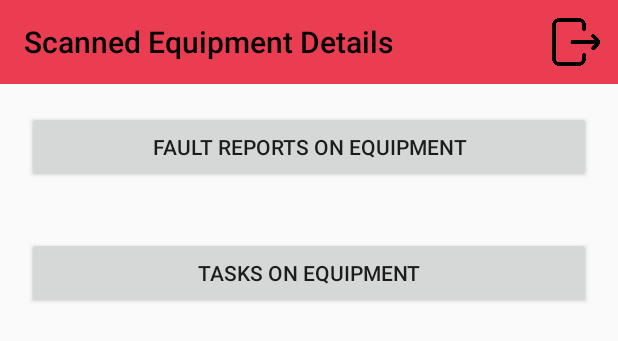
After one commit to astejobs/synergycopy, an Android app: the layout activity_qr_details.xml on its own in the app's theme, with its tools: preview values and no code run, on a phone screen of 412 x 824 dp. The commit adds this screen. Shown: the top 341 px of the screen. Run offline under Robolectric (Android 15) with nearby library versions, the phone set to English and light mode, and no system bars.

Commit message:
Added Equipment Search

```diff
--- a/app/src/main/java/com/synergy/APIClient.java
+++ b/app/src/main/java/com/synergy/APIClient.java
@@ -22,9 +22,8 @@ public class APIClient {
                 .build();
 
         Retrofit retrofit = new Retrofit.Builder()
-                //.baseUrl("http://192.168.1.112:8080/lsme//api/")
-               .baseUrl("http://ifarms.com.sg:8086/lsme/api/")
-
+                .baseUrl("http://192.168.1.112:8080/lsme/api/")
+               //.baseUrl("http://ifarms.com.sg:8086/lsme/api/")
                 .addConverterFactory(GsonConverterFactory.create(new GsonBuilder().serializeNulls().create()))
                 .client(okHttpClient)
                 .build();
--- a/app/src/main/java/com/synergy/workspace/Workspace.java
+++ b/app/src/main/java/com/synergy/workspace/Workspace.java
@@ -104,8 +104,6 @@ public class Workspace extends AppCompatActivity {
             editor.clear();
             editor.apply();
             finishAffinity();
-
-
         }
         return true;
     }
--- a/app/src/main/res/layout/activity_dashboard.xml
+++ b/app/src/main/res/layout/activity_dashboard.xml
@@ -93,7 +93,7 @@
             <TextView
                 android:layout_width="match_parent"
                 android:layout_height="wrap_content"
-                android:text="FR QR"
+                android:text="Equip Qr Scan"
                 android:gravity="center"
                 android:textSize="26dp"
                 android:textColor="#F30C0C"/>
--- /dev/null
+++ b/app/src/main/res/layout/activity_qr_details.xml
@@ -0,0 +1,105 @@
+<?xml version="1.0" encoding="utf-8"?>
+<LinearLayout xmlns:android="http://schemas.android.com/apk/res/android"
+    xmlns:tools="http://schemas.android.com/tools"
+    android:layout_width="match_parent"
+    android:layout_height="match_parent"
+    xmlns:app="http://schemas.android.com/apk/res-auto"
+    android:orientation="vertical"
+    tools:context=".EquipmentSearch.QrDetails">
+
+    <androidx.appcompat.widget.Toolbar
+        android:id="@+id/toolbar_QRDetails"
+        android:layout_width="match_parent"
+        android:layout_height="wrap_content"
+        android:background="#EA3D51"
+        android:theme="@style/ThemeOverlay.AppCompat.Dark.ActionBar"
+        app:title="Scanned Equipment Details"
+        app:titleMargin="8dp"
+        app:titleTextColor="#000000"
+        app:menu="@menu/menu"/>
+
+
+    <Button
+        android:id="@+id/first_btn"
+        android:layout_width="match_parent"
+        android:layout_height="wrap_content"
+        android:layout_margin="18dp"
+        android:text="Fault Reports On Equipment"
+        app:titleTextColor="#000000"
+        android:textAlignment="center" />
+
+    <Button
+        android:id="@+id/second_btn"
+        android:layout_width="match_parent"
+        android:layout_height="wrap_content"
+        android:layout_margin="18dp"
+        app:titleTextColor="#000000"
+        android:text="Tasks on Equipment"
+        android:textAlignment="center" />
+
+    <LinearLayout
+        android:layout_width="match_parent"
+        android:layout_height="wrap_content"
+        android:layout_margin="18dp"
+        android:orientation="vertical">
+
+        <TextView
+            android:id="@+id/eq_code"
+            android:layout_width="match_parent"
+            android:layout_height="wrap_content"
+            app:titleTextColor="#000000"
+            android:layout_marginLeft="6dp"
+            android:textSize="12sp" />
+
+        <TextView
+            android:id="@+id/eq_type"
+            android:layout_width="match_parent"
+            android:layout_height="wrap_content"
+            app:titleTextColor="#000000"
+            android:layout_marginLeft="6dp"
+            android:textSize="12sp" />
+
+        <TextView
+            android:id="@+id/eq_name"
+            android:layout_width="match_parent"
+            android:layout_height="wrap_content"
+            app:titleTextColor="#000000"
+            android:layout_marginLeft="6dp"
+            android:textSize="12sp" />
+
+        <TextView
+            android:id="@+id/eq_building"
+            android:layout_width="match_parent"
+            android:layout_height="wrap_content"
+            app:titleTextColor="#000000"
+            android:layout_marginLeft="6dp"
+            android:textSize="12sp" />
+
+        <TextView
+            android:id="@+id/eq_location"
+            android:layout_width="match_parent"
+            android:layout_height="wrap_content"
+            app:titleTextColor="#000000"
+            android:layout_marginLeft="6dp"
+            android:textSize="12sp" />
+
+        <TextView
+            android:id="@+id/eq_assetn0"
+            android:layout_width="match_parent"
+            android:layout_height="wrap_content"
+            app:titleTextColor="#000000"
+            android:layout_marginLeft="6dp"
+            android:textSize="12sp" />
+
+    </LinearLayout>
+
+    <ListView
+        android:id="@+id/list_view_equip"
+        android:layout_margin="10sp"
+        android:layout_width="match_parent"
+        android:layout_height="wrap_content"
+        android:scrollbars="vertical"
+        android:visibility="invisible"/>
+
+
+</LinearLayout>
```
Also changed, not shown: app/src/main/AndroidManifest.xml (+7 -3 lines), app/src/main/java/com/synergy/EquipmentSearch/EquipmentSearchActivity.java (added, +137 -0 lines), app/src/main/java/com/synergy/EquipmentSearch/EquipmentSearchResponse.java (added, +220 -0 lines), app/src/main/java/com/synergy/EquipmentSearch/QrDetails.java (added, +132 -0 lines), app/src/main/java/com/synergy/UserService.java (+7 -0 lines), app/src/main/java/com/synergy/dashboard/Dashboard.java (+12 -2 lines), app/src/main/res/layout/activity_equipment_search.xml (added, +54 -0 lines), app/src/main/res/layout/custom_dialog_radio_layout_qr.xml (added, +37 -0 lines).
